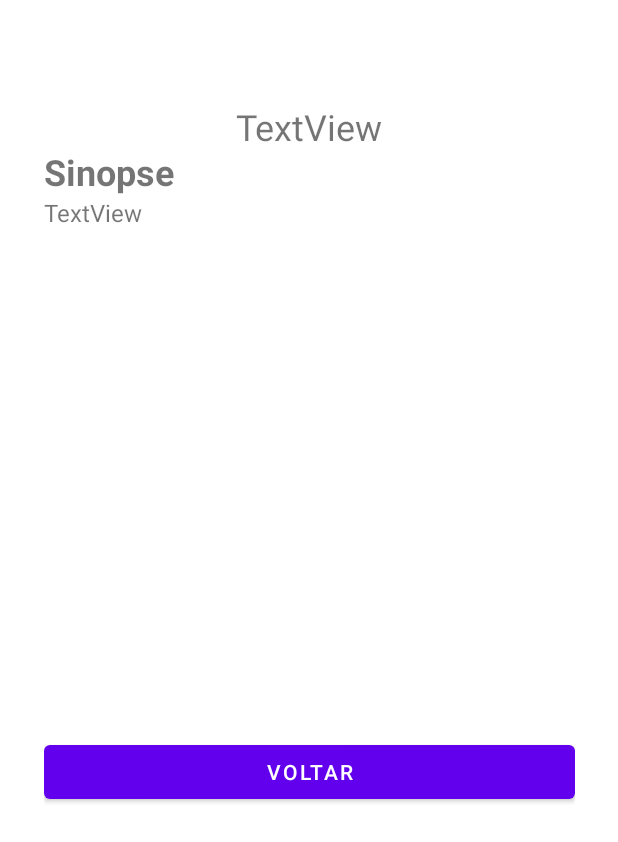
After one commit to RG-202100721/BibliotecaAnonimaAndroid, an Android app: the layout livro_view_holder.xml on its own in the app's theme, with its tools: preview values and no code run, on a phone screen of 412 x 824 dp. The commit adds this screen. Shown: the top 842 px of the screen. Run offline under Robolectric (Android 15) with nearby library versions, the phone set to English and light mode, and no system bars.

Commit message:
RecyclerViewBase

```diff
--- a/app/src/main/AndroidManifest.xml
+++ b/app/src/main/AndroidManifest.xml
@@ -17,6 +17,9 @@
         android:usesCleartextTraffic="true"
         tools:targetApi="31">
         <activity
+            android:name=".ListaItemsAdapter"
+            android:exported="false" />
+        <activity
             android:name=".MainActivity"
             android:exported="true">
             <intent-filter>
--- /dev/null
+++ b/app/src/main/res/layout/livro_view_holder.xml
@@ -0,0 +1,59 @@
+<?xml version="1.0" encoding="utf-8"?>
+<androidx.constraintlayout.widget.ConstraintLayout xmlns:android="http://schemas.android.com/apk/res/android"
+    xmlns:app="http://schemas.android.com/apk/res-auto"
+    xmlns:tools="http://schemas.android.com/tools"
+    android:layout_width="match_parent"
+    android:layout_height="match_parent">
+
+    <LinearLayout
+        android:id="@+id/Livro_Layout"
+        android:layout_width="354dp"
+        android:layout_height="628dp"
+        android:orientation="vertical"
+        app:layout_constraintBottom_toBottomOf="parent"
+        app:layout_constraintEnd_toEndOf="parent"
+        app:layout_constraintStart_toStartOf="parent"
+        app:layout_constraintTop_toTopOf="parent">
+
+        <ImageView
+            android:id="@+id/iconeImagem"
+            android:layout_width="match_parent"
+            android:layout_height="wrap_content"
+            android:contentDescription="@string/capa_livro" />
+
+        <TextView
+            android:id="@+id/texto_sinopse"
+            android:layout_width="match_parent"
+            android:layout_height="wrap_content"
+            android:text="@string/Texto_Sinopse"
+            android:textSize="24sp"
+            android:textStyle="bold" />
+
+        <TextView
+            android:id="@+id/sinopse"
+            android:layout_width="match_parent"
+            android:layout_height="360dp"
+            android:text="TextView"
+            android:textSize="16sp" />
+
+        <Button
+            android:id="@+id/button"
+            android:layout_width="match_parent"
+            android:layout_height="wrap_content"
+            android:onClick="onClick"
+            android:text="@string/voltar" />
+
+    </LinearLayout>
+
+    <TextView
+        android:id="@+id/textoNome"
+        android:layout_width="259dp"
+        android:layout_height="30dp"
+        android:text="TextView"
+        android:textAlignment="center"
+        android:textSize="24sp"
+        app:layout_constraintBottom_toTopOf="@+id/Livro_Layout"
+        app:layout_constraintEnd_toEndOf="parent"
+        app:layout_constraintStart_toStartOf="parent" />
+
+</androidx.constraintlayout.widget.ConstraintLayout>
--- a/app/src/main/res/values/strings.xml
+++ b/app/src/main/res/values/strings.xml
@@ -1,3 +1,7 @@
 <resources>
     <string name="app_name">Biblioteca Anónima</string>
+    <string name="biblioteca_anonima">Biblioteca Anonima</string>
+    <string name="capa_livro">Capa_Livro</string>
+    <string name="Texto_Sinopse">Sinopse</string>
+    <string name="voltar">Voltar</string>
 </resources>
```
Also changed, not shown: app/src/main/java/pt/ips/pam/biblioteca_anonima_android/ListaItemsAdapter.java (added, +83 -0 lines), app/src/main/java/pt/ips/pam/biblioteca_anonima_android/LivroActivity.java (added, +30 -0 lines), app/src/main/java/pt/ips/pam/biblioteca_anonima_android/db/Livro.java (added, +19 -0 lines), app/src/main/res/layout/activity_main.xml (+16 -3 lines), app/src/main/res/layout/book_list.xml (added, +33 -0 lines).
